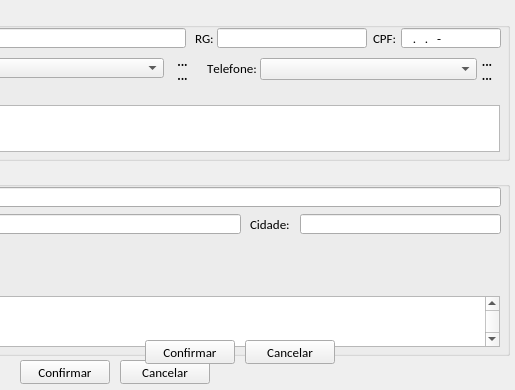
The window that loja/tela_cadastro_cliente.ui (jmessias1725/sexloja) describes before a commit, drawn with Qt 5; both pictures show x 285 to 800 and y 0 to 390 of the 800 by 390 pixel window.
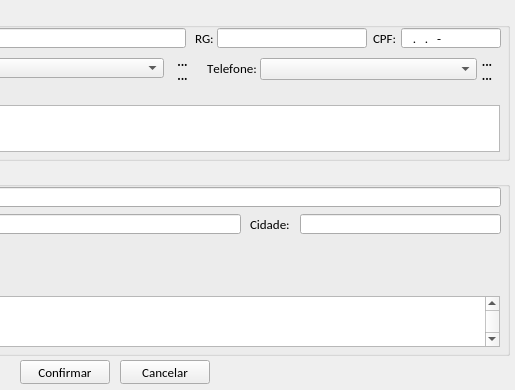
The same window after the commit. Icons and pictures are not drawn.

The edit to the form file:
```diff
--- a/loja/tela_cadastro_cliente.ui
+++ b/loja/tela_cadastro_cliente.ui
@@ -1307,88 +1307,6 @@
      </size>
     </property>
    </widget>
-   <widget class="QPushButton" name="btn_confirmar_2">
-    <property name="geometry">
-     <rect>
-      <x>430</x>
-      <y>340</y>
-      <width>90</width>
-      <height>24</height>
-     </rect>
-    </property>
-    <property name="minimumSize">
-     <size>
-      <width>0</width>
-      <height>24</height>
-     </size>
-    </property>
-    <property name="maximumSize">
-     <size>
-      <width>90</width>
-      <height>24</height>
-     </size>
-    </property>
-    <property name="font">
-     <font>
-      <family>Calibri</family>
-      <pointsize>10</pointsize>
-     </font>
-    </property>
-    <property name="text">
-     <string>Confirmar</string>
-    </property>
-    <property name="icon">
-     <iconset resource="imagens.qrc">
-      <normaloff>:/img/img/1345902916_camera_test.png</normaloff>:/img/img/1345902916_camera_test.png</iconset>
-    </property>
-    <property name="iconSize">
-     <size>
-      <width>20</width>
-      <height>20</height>
-     </size>
-    </property>
-   </widget>
-   <widget class="QPushButton" name="btn_cancelar_2">
-    <property name="geometry">
-     <rect>
-      <x>530</x>
-      <y>340</y>
-      <width>90</width>
-      <height>24</height>
-     </rect>
-    </property>
-    <property name="minimumSize">
-     <size>
-      <width>0</width>
-      <height>24</height>
-     </size>
-    </property>
-    <property name="maximumSize">
-     <size>
-      <width>90</width>
-      <height>24</height>
-     </size>
-    </property>
-    <property name="font">
-     <font>
-      <family>Calibri</family>
-      <pointsize>10</pointsize>
-     </font>
-    </property>
-    <property name="text">
-     <string>Cancelar</string>
-    </property>
-    <property name="icon">
-     <iconset resource="imagens.qrc">
-      <normaloff>:/img/img/1345902747_button_cancel.png</normaloff>:/img/img/1345902747_button_cancel.png</iconset>
-    </property>
-    <property name="iconSize">
-     <size>
-      <width>18</width>
-      <height>18</height>
-     </size>
-    </property>
-   </widget>
   </widget>
  </widget>
  <tabstops>
```
